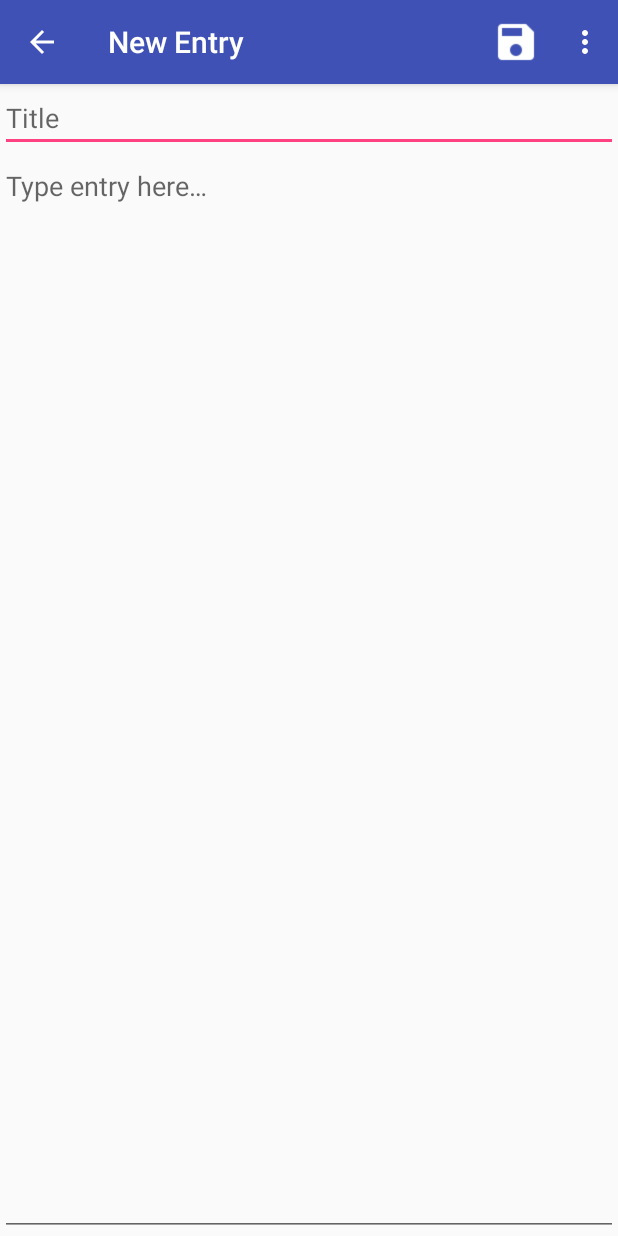
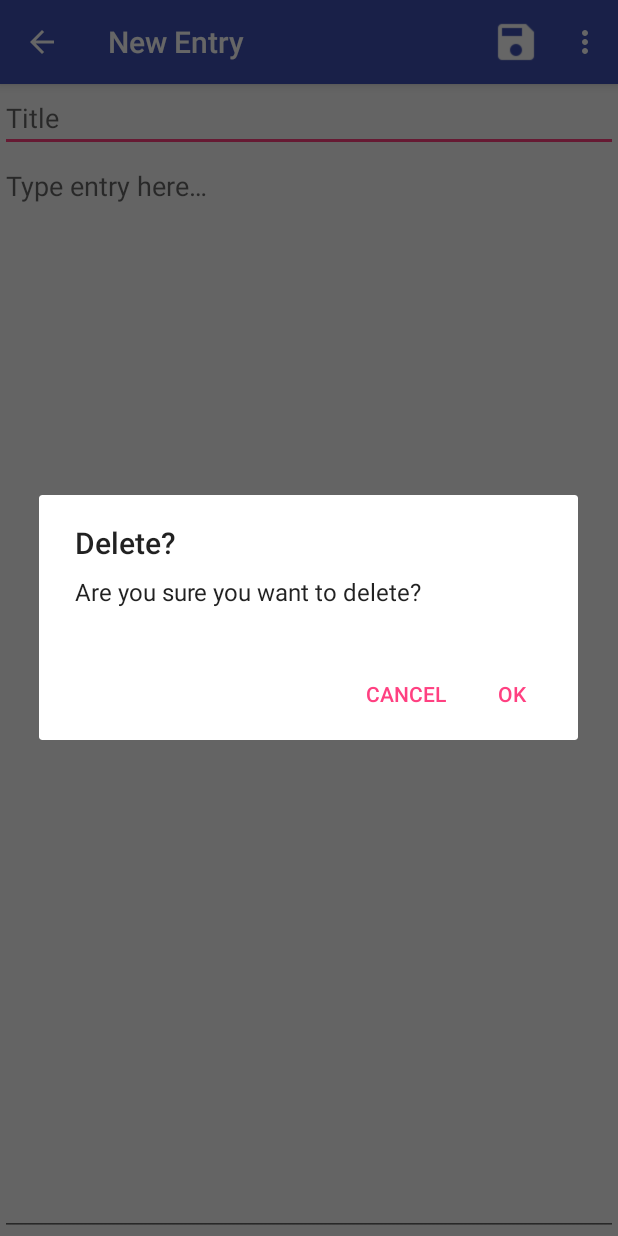
Before and after one commit to samclane/JournalBuddy, an Android app: the NewEntry screen opened directly, with no data from a screen before it, after a tap on "save", on a phone screen of 412 x 824 dp. Run offline under Robolectric (Android 15) with nearby library versions, the phone set to English and light mode, and no system bars.

Commit message:
Deleted entries are now removed from the main menu list. also, a confirmation message has been implemented.

```diff
--- a/app/src/main/java/com/example/samcl/journalbuddy/NewEntry.java
+++ b/app/src/main/java/com/example/samcl/journalbuddy/NewEntry.java
@@ -1,6 +1,8 @@
 package com.example.samcl.journalbuddy;
 
+import android.app.AlertDialog;
 import android.content.Context;
+import android.content.DialogInterface;
 import android.content.Intent;
 import android.os.Bundle;
 import android.support.v7.app.AppCompatActivity;
@@ -8,6 +10,7 @@ import android.util.Log;
 import android.view.Menu;
 import android.view.MenuItem;
 import android.widget.EditText;
+import android.widget.Toast;
 
 import java.io.FileNotFoundException;
 import java.io.FileOutputStream;
@@ -51,6 +54,16 @@ public class NewEntry extends AppCompatActivity {
     public boolean onOptionsItemSelected(MenuItem item) {
         switch (item.getItemId()) {
             case R.id.action_save:
+                onActionSave();
+            case R.id.action_delete:
+                onActionDelete();
+            default:
+                return super.onOptionsItemSelected(item);
+        }
+
+    }
+
+    public void onActionSave() {
         //get title of entery for file name
         String fileName = mTitleText.getText().toString();
         //get files directory
@@ -61,13 +74,35 @@ public class NewEntry extends AppCompatActivity {
             outputStream = openFileOutput(fileName, Context.MODE_PRIVATE);
             outputStream.write(fileString.getBytes());
             outputStream.close();
+            Toast.makeText(this, fileName + " has been saved", Toast.LENGTH_LONG).show();
         } catch (Exception e) {
             e.printStackTrace();
+            Toast.makeText(this, "ERROR Saving " + fileName, Toast.LENGTH_LONG).show();
         }
-            default:
-                return super.onOptionsItemSelected(item);
     }
 
+    public void onActionDelete() {
+        final String fileName = mTitleText.getText().toString();
+        //TODO:IMPORTANT:Add confirmation popup.
+        AlertDialog.Builder builder = new AlertDialog.Builder(this);
+        builder.setMessage(R.string.dialog_message).setTitle(R.string.dialog_title);
+        builder.setPositiveButton(R.string.ok, new DialogInterface.OnClickListener() {
+            @Override
+            public void onClick(DialogInterface dialog, int which) {
+                deleteFile(fileName);
+                dialog.dismiss();
+                finish();
+            }
+        });
+        builder.setNegativeButton(R.string.cancel, new DialogInterface.OnClickListener() {
+            @Override
+            public void onClick(DialogInterface dialog, int which) {
+                dialog.dismiss();
+            }
+        });
+        AlertDialog dialog = builder.create();
+        MainActivity.removeEntry(fileName);
+        dialog.show();
     }
 
     private void writeToFile(String data, String fileName) {
--- a/app/src/main/res/menu/new_entry_menu.xml
+++ b/app/src/main/res/menu/new_entry_menu.xml
@@ -11,5 +11,9 @@
         android:id="@+id/action_settings"
         android:title="@string/action_settings"
         app:showAsAction="never" />
+    <item
+        android:id="@+id/action_delete"
+        android:title="Delete"
+        app:showAsAction="never" />
 
 </menu>
--- a/app/src/main/res/values/strings.xml
+++ b/app/src/main/res/values/strings.xml
@@ -11,4 +11,8 @@
     <string name="drawer_open">Open navigation drawer</string>
     <string name="drawer_close">Close navigation drawer</string>
     <string name="action_save">save</string>
+    <string name="dialog_message">Are you sure you want to delete?</string>
+    <string name="dialog_title">Delete?</string>
+    <string name="ok">Ok</string>
+    <string name="cancel">Cancel</string>
 </resources>
```
Also changed, not shown: app/src/main/java/com/example/samcl/journalbuddy/MainActivity.java (+16 -6 lines). Lines whose indentation alone changed are shown as unchanged.
